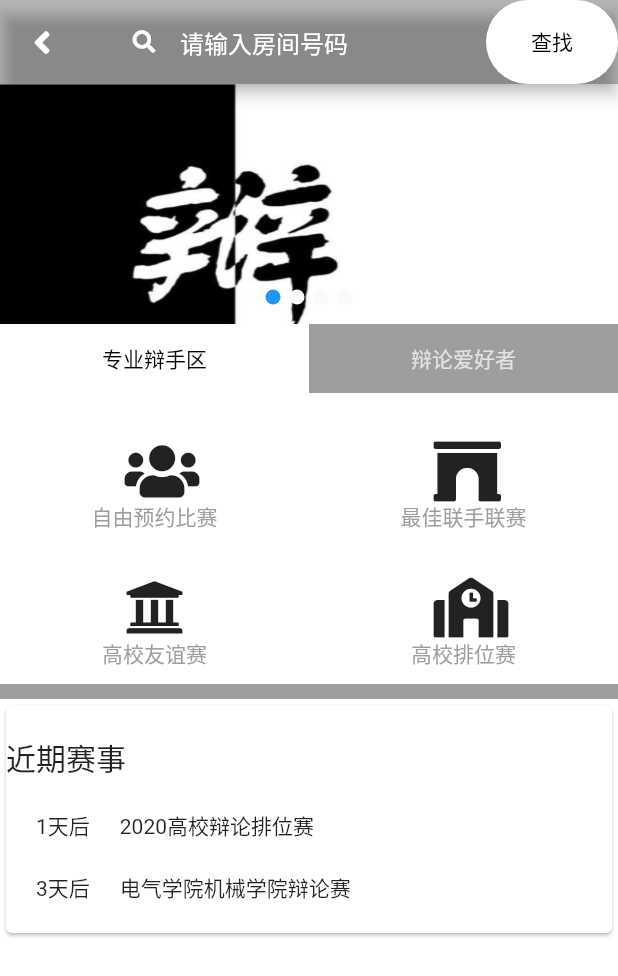
After one commit to ilovcoding/black_white_talk, a Flutter app: the DebateLobby screen opened by its route, on a phone screen of 412 x 824 dp. The commit adds this screen. Shown: the top 976 px of the screen. Run offline on Flutter 3.47's test engine with Material 2 defaults, Android fonts, the phone set to English and light mode, and no system bars; drawn by our look-alikes of oktoast; our stand-ins replace flutter_svg, flutter_swiper, font_awesome_flutter; Roboto replaces fonts that are missing (MaShanZheng).

Commit message:
pages:😘辩论大厅页面

```diff
--- a/lib/components/Loading/Loading.dart
+++ b/lib/components/Loading/Loading.dart
@@ -29,7 +29,11 @@ class Loading extends StatelessWidget {
         ),
         onPointerDown: (e) {
           Navigator.push(
-              context, MaterialPageRoute(builder: (context) => Information()));
+            context,
+            MaterialPageRoute(
+              builder: (context) => Information(),
+            ),
+          );
         },
       ),
     ));
--- a/lib/config/router.dart
+++ b/lib/config/router.dart
@@ -3,6 +3,7 @@ import 'package:black_white_talk/pages/Collection/Collectiuon.dart';
 import 'package:black_white_talk/pages/Create/Create.dart';
 import 'package:black_white_talk/pages/DebateFriend/DebateFriend.dart';
 import 'package:black_white_talk/pages/DebateLife/DebateLife.dart';
+import 'package:black_white_talk/pages/DebateLobby/DebateLobby.dart';
 import 'package:black_white_talk/pages/Home/Home.dart';
 import 'package:flutter/cupertino.dart';
 import 'package:flutter/material.dart';
@@ -14,6 +15,7 @@ class RouteName {
   static const String debateLife = '/debatelife';
   static const String collection = '/collection';
   static const String create = '/create';
+  static const String debateLoddy = '/debateLoddy';
 }
 
 class Router {
@@ -31,6 +33,8 @@ class Router {
         return MaterialPageRoute(builder: (_) => Collection());
       case RouteName.create:
         return MaterialPageRoute(builder: (_) => Create());
+      case RouteName.debateLoddy:
+        return MaterialPageRoute(builder: (_) => DebateLobby());
       default:
         return MaterialPageRoute(
           builder: (_) => Scaffold(
--- a/lib/pages/Create/Create.dart
+++ b/lib/pages/Create/Create.dart
@@ -260,7 +260,7 @@ class _CreateState extends State<Create> {
                   child: ListTile(
                     leading: Container(
                       decoration: BoxDecoration(
-                        image: user_avatar,000
+                        image: user_avatar,
                         borderRadius: BorderRadius.all(Radius.circular(30)),
                       ),
                       width: 50,
--- /dev/null
+++ b/lib/pages/DebateLobby/DebateLobby.dart
@@ -0,0 +1,302 @@
+import 'package:black_white_talk/static/Assets.dart';
+import 'package:flutter/cupertino.dart';
+import 'package:flutter/material.dart';
+import 'package:flutter_swiper/flutter_swiper.dart';
+import 'package:font_awesome_flutter/font_awesome_flutter.dart';
+
+class DebateLobby extends StatefulWidget {
+  @override
+  _DebateLobbyState createState() => _DebateLobbyState();
+}
+
+class _DebateLobbyState extends State<DebateLobby>
+    with SingleTickerProviderStateMixin {
+  TextEditingController _findContext = TextEditingController();
+  TabController _tabController;
+  int _currentTabsIndex = 0;
+  @override
+  void initState() {
+    // TODO: implement initState
+    super.initState();
+
+    _tabController = TabController(length: 2, vsync: this);
+    _tabController.addListener(() => _handleTabsChange());
+  }
+
+  _handleTabsChange() {
+    // print('_tabController Index ${_tabController.index}');
+    // print('indexIs Changing ${_tabController.indexIsChanging}');
+    // print('mounted ${this.mounted}');
+    if (_tabController.indexIsChanging) {
+      print(_tabController.index);
+      setState(() {
+        _currentTabsIndex = _tabController.index;
+      });
+    }
+  }
+
+  @override
+  Widget build(BuildContext context) {
+    return Scaffold(
+      backgroundColor: Colors.white,
+      appBar: AppBar(
+        backgroundColor: Colors.black26,
+        leading: IconButton(
+          icon: Icon(FontAwesomeIcons.angleLeft),
+          onPressed: () {
+            Navigator.pop(context);
+          },
+        ),
+        title: TextField(
+          controller: _findContext,
+          keyboardType: TextInputType.number,
+          decoration: InputDecoration(
+            prefixIcon: Icon(
+              FontAwesomeIcons.search,
+              color: Colors.white,
+              size: 15,
+            ),
+            border: InputBorder.none,
+            hintText: '请输入房间号码',
+            hintStyle: TextStyle(color: Colors.white),
+          ),
+        ),
+        actions: <Widget>[
+          SizedBox(
+            height: 30,
+            child: FlatButton(
+              color: Colors.white,
+              textColor: Colors.black,
+              child: Text('查找'),
+              shape: RoundedRectangleBorder(
+                  borderRadius: BorderRadius.circular(70.0)),
+              onPressed: () {
+                print(_findContext.text);
+                // print('辩论大厅查找');
+              },
+            ),
+          )
+        ],
+      ),
+      body: ListView(
+        // physics: PageScrollPhysics(),
+        children: <Widget>[
+          Container(
+            // margin: EdgeInsets.all(20),
+            width: MediaQuery.of(context).size.width,
+            height: 160,
+            child: Swiper(
+              loop: true,
+              autoplay: true,
+              duration: 6000, //间隔6秒
+              autoplayDelay: 6000,
+              itemBuilder: (BuildContext context, int index) {
+                return Image.asset(
+                  images[index],
+                  fit: BoxFit.fill,
+                );
+              },
+              itemCount: 4,
+              pagination: new SwiperPagination(),
+            ),
+          ),
+          TabBar(
+            controller: _tabController,
+            indicator: BoxDecoration(),
+            labelPadding: EdgeInsets.all(0),
+            tabs: <Widget>[
+              Tab(
+                child: Text(
+                  '专业辩手区',
+                  style: TextStyle(color: Colors.black),
+                ),
+              ),
+              Container(
+                width: MediaQuery.of(context).size.width / 2.0,
+                child: Tab(
+                  child: Text('辩论爱好者'),
+                ),
+                color: Colors.grey,
+              )
+            ],
+          ),
+          _currentTabsIndex == 0
+              ? Column(
+                  children: <Widget>[
+                    SizedBox(
+                      height: 30,
+                    ),
+                    Row(
+                      mainAxisAlignment: MainAxisAlignment.spaceAround,
+                      children: <Widget>[
+                        Column(
+                          children: <Widget>[
+                            Icon(
+                              FontAwesomeIcons.users,
+                              size: 40,
+                            ),
+                            Text('自由预约比赛', style: TextStyle(color: Colors.grey))
+                          ],
+                        ),
+                        Column(
+                          children: <Widget>[
+                            Icon(
+                              FontAwesomeIcons.archway,
+                              size: 40,
+                            ),
+                            Text('最佳联手联赛', style: TextStyle(color: Colors.grey))
+                          ],
+                        )
+                      ],
+                    ),
+                    SizedBox(
+                      height: 30,
+                    ),
+                    Row(
+                      mainAxisAlignment: MainAxisAlignment.spaceAround,
+                      children: <Widget>[
+                        Column(
+                          children: <Widget>[
+                            Icon(
+                              FontAwesomeIcons.university,
+                              size: 40,
+                            ),
+                            Text('高校友谊赛', style: TextStyle(color: Colors.grey))
+                          ],
+                        ),
+                        Column(
+                          children: <Widget>[
+                            Icon(
+                              FontAwesomeIcons.school,
+                              size: 40,
+                            ),
+                            Text('高校排位赛', style: TextStyle(color: Colors.grey))
+                          ],
+                        ),
+                      ],
+                    ),
+                    Container(
+                      height: 10,
+                      margin: EdgeInsets.fromLTRB(0, 10, 0, 0),
+                      color: Colors.grey,
+                      width: MediaQuery.of(context).size.width,
+                    ),
+                  ],
+                )
+              : Column(
+                  children: <Widget>[
+                    SizedBox(
+                      height: 30,
+                    ),
+                    Row(
+                      mainAxisAlignment: MainAxisAlignment.spaceAround,
+                      children: <Widget>[
+                        Column(
+                          children: <Widget>[
+                            Icon(
+                              FontAwesomeIcons.userClock,
+                              size: 40,
+                            ),
+                            Text('单人匹配', style: TextStyle(color: Colors.grey))
+                          ],
+                        ),
+                        Column(
+                          children: <Widget>[
+                            Icon(
+                              FontAwesomeIcons.robot,
+                              size: 40,
+                            ),
+                            Text('人机模拟辩论', style: TextStyle(color: Colors.grey))
+                          ],
+                        )
+                      ],
+                    ),
+                    SizedBox(
+                      height: 30,
+                    ),
+                    Row(
+                      mainAxisAlignment: MainAxisAlignment.spaceAround,
+                      children: <Widget>[
+                        Column(
+                          children: <Widget>[
+                            Icon(
+                              FontAwesomeIcons.university,
+                              size: 40,
+                            ),
+                            Text('自定义比赛', style: TextStyle(color: Colors.grey))
+                          ],
+                        ),
+                        Column(
+                          children: <Widget>[
+                            Icon(
+                              FontAwesomeIcons.arrowAltCircleUp,
+                              size: 40,
+                            ),
+                            Text('辩手晋级赛', style: TextStyle(color: Colors.grey))
+                          ],
+                        ),
+                      ],
+                    ),
+                    Container(
+                      height: 10,
+                      margin: EdgeInsets.fromLTRB(0, 10, 0, 0),
+                      color: Colors.grey,
+                      width: MediaQuery.of(context).size.width,
+                    ),
+                  ],
+                ),
+          Card(
+            child: Column(
+              crossAxisAlignment: CrossAxisAlignment.start,
+              children: <Widget>[
+                SizedBox(
+                  height: 20,
+                ),
+                Container(
+                  child: Text(
+                    '近期赛事',
+                    style: TextStyle(fontSize: 20),
+                  ),
+                  alignment: Alignment.topLeft,
+                ),
+                SizedBox(
+                  height: 20,
+                ),
+                Row(
+                  children: <Widget>[
+                    SizedBox(
+                      width: 20,
+                    ),
+                    Text('1天后'),
+                    SizedBox(
+                      width: 20,
+                    ),
+                    Text('2020高校辩论排位赛')
+                  ],
+                ),
+                SizedBox(
+                  height: 20,
+                ),
+                Row(
+                  children: <Widget>[
+                    SizedBox(
+                      width: 20,
+                    ),
+                    Text('3天后'),
+                    SizedBox(
+                      width: 20,
+                    ),
+                    Text('电气学院机械学院辩论赛')
+                  ],
+                ),
+                SizedBox(
+                  height: 20,
+                ),
+              ],
+            ),
+          )
+        ],
+      ),
+    );
+  }
+}
--- a/lib/pages/Home/Home.dart
+++ b/lib/pages/Home/Home.dart
@@ -17,17 +17,21 @@ class _HomeState extends State<Home> {
       key: _scaffoldKey,
       appBar: AppBar(
         titleSpacing: MediaQuery.of(context).size.width / 6.0,
-        elevation: 0,
-        backgroundColor: ColorsUtil.hexColor(0x2a82e4),
+        elevation: 1,
+        backgroundColor: Colors.white,
         leading: IconButton(
-          icon: Icon(Icons.menu),
+          icon: Icon(
+            Icons.menu,
+            color: Colors.black,
+          ),
           onPressed: () {
             _scaffoldKey.currentState.openDrawer();
           },
         ),
         title: Container(
           decoration: BoxDecoration(
-              borderRadius: BorderRadius.all(Radius.circular(12.0))),
+            borderRadius: BorderRadius.all(Radius.circular(12.0)),
+          ),
           child: RaisedButton(
             elevation: 5.0,
             shape: RoundedRectangleBorder(
@@ -38,10 +42,11 @@ class _HomeState extends State<Home> {
                 child: Center(
                   child: Text(
                     '黑白说',
-                    style: TextStyle(fontWeight: FontWeight.bold),
+                    style: TextStyle(
+                        fontWeight: FontWeight.bold, color: Colors.white),
                   ),
                 )),
-            color: ColorsUtil.hexColor(0x17abb1),
+            color: Colors.grey,
             onPressed: () {},
           ),
         ),
@@ -149,15 +154,13 @@ class _HomeState extends State<Home> {
       ),
       body: Container(
         padding: EdgeInsets.all(30.0),
-        decoration: BoxDecoration(color: ColorsUtil.hexColor(0x2a82e4)),
+        decoration: BoxDecoration(color: Colors.white),
         child: ListView(
           children: <Widget>[
-            // Column(
-            //   children: <Widget>[
             Container(
               height: MediaQuery.of(context).size.height / 4.0,
               decoration: BoxDecoration(
-                color: Colors.lightBlue,
+                color: Colors.black,
                 borderRadius: BorderRadius.all(Radius.circular(20.0)),
                 boxShadow: <BoxShadow>[
                   BoxShadow(
@@ -166,11 +169,16 @@ class _HomeState extends State<Home> {
                       spreadRadius: 2.0)
                 ],
               ),
+              child: Listener(
                 child: Center(
                   child: Text(
                     '辩论大厅',
                     style: TextStyle(color: Colors.white, fontSize: 30),
                   ),
+                ),
+                onPointerDown: (e) {
+                  Navigator.pushNamed(context, RouteName.debateLoddy);
+                },
               ),
             ),
             SizedBox(
@@ -211,7 +219,8 @@ class _HomeState extends State<Home> {
                       BoxShadow(
                         blurRadius: 5.0,
                         offset: Offset(5.0, 5.0),
-                          spreadRadius: 2.0)
+                        spreadRadius: 2.0,
+                      )
                     ],
                   ),
                   child: Center(
@@ -256,7 +265,7 @@ class _HomeState extends State<Home> {
                 Text(
                   '   查看全部课程',
                   style: TextStyle(
-                      color: Colors.white,
+                      color: Colors.black,
                       fontWeight: FontWeight.bold,
                       fontSize: 16,
                       fontFamily: "楷书"),
```
Lines whose indentation alone changed are shown as unchanged.
